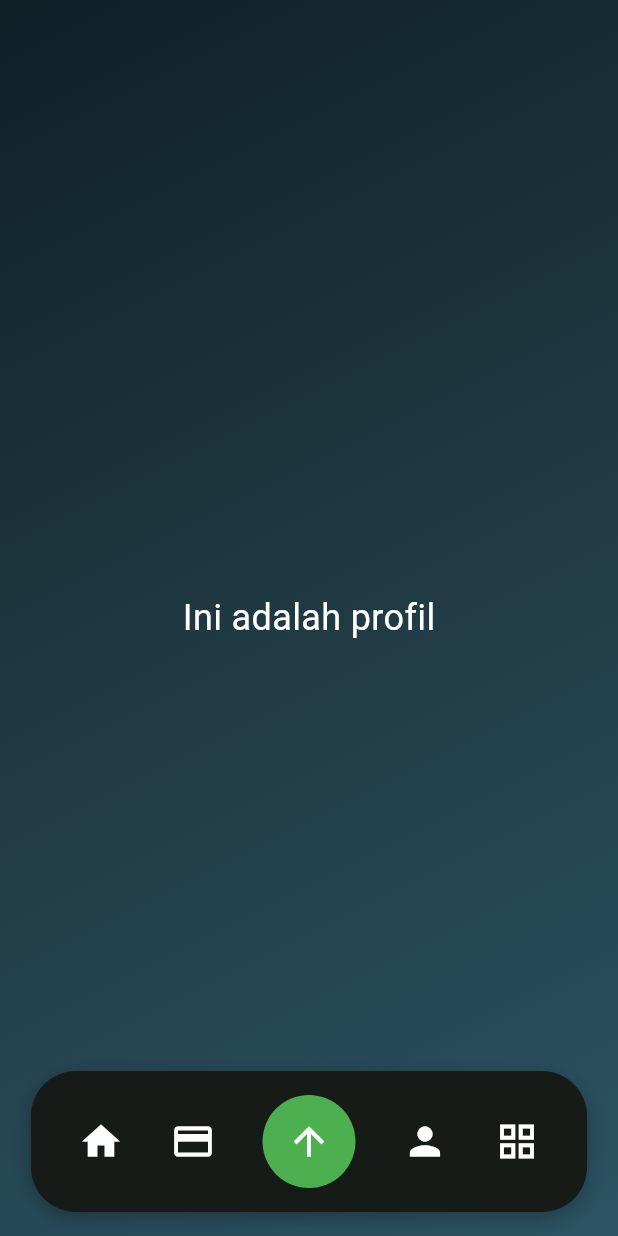
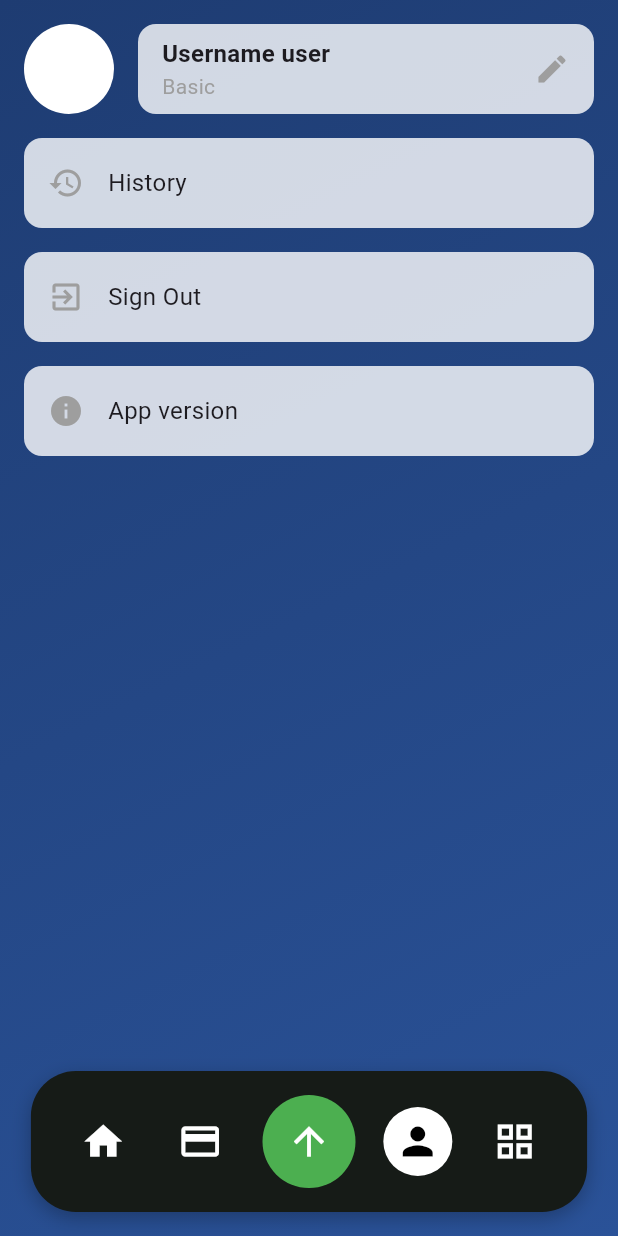
Before and after one commit to vero57/verbank-mobile, a Flutter app: the ProfilePage screen opened by its route, on a phone screen of 412 x 824 dp. Run offline on Flutter 3.47's test engine with Material 3 defaults, Android fonts, the phone set to English and light mode, and no system bars; our stand-ins replace equatable, flutter_bloc, go_router.

Commit message:
membuat isi di profile page, lalu menambhakan highlight

```diff
--- a/lib/presentation/pages/bank_home_page.dart
+++ b/lib/presentation/pages/bank_home_page.dart
@@ -16,9 +16,8 @@ class BankHomePage extends StatelessWidget {
             begin: Alignment.topLeft,
             end: Alignment.bottomRight,
             colors: [
-              Color(0xFF0F2027),
-              Color(0xFF203A43),
-              Color(0xFF2C5364),
+              Color(0xFF1E3C72),
+              Color(0xFF2A5298),
             ],
           ),
         ),
--- a/lib/presentation/pages/profile_page.dart
+++ b/lib/presentation/pages/profile_page.dart
@@ -13,22 +13,127 @@ class ProfilePage extends StatelessWidget {
             begin: Alignment.topLeft,
             end: Alignment.bottomRight,
             colors: [
-              Color(0xFF0F2027),
-              Color(0xFF203A43),
-              Color(0xFF2C5364),
+              Color(0xFF1E3C72),
+              Color(0xFF2A5298),
             ],
           ),
         ),
-        child: Stack(
-          children: <Widget>[
-            const Center(
-              child: Text(
-                'Ini adalah profil',
-                style: TextStyle(fontSize: 24.0, color: Colors.white),
+        child: SafeArea(
+          child: Stack(
+            children: <Widget>[
+              Column(
+                children: [
+                  const SizedBox(height: 16.0),
+                  Row(
+                    children: [
+                      const SizedBox(width: 16.0),
+                      Container(
+                        width: 60.0,
+                        height: 60.0,
+                        decoration: BoxDecoration(
+                          color: Colors.white,
+                          shape: BoxShape.circle,
+                        ),
+                      ),
+                      const SizedBox(width: 16.0),
+                      Expanded(
+                        child: Container(
+                          height: 60.0,
+                          padding: const EdgeInsets.symmetric(horizontal: 16.0),
+                          decoration: BoxDecoration(
+                            color: Colors.white.withOpacity(0.8),
+                            borderRadius: BorderRadius.circular(12.0),
+                          ),
+                          child: Row(
+                            mainAxisAlignment: MainAxisAlignment.spaceBetween,
+                            children: const [
+                              Column(
+                                crossAxisAlignment: CrossAxisAlignment.start,
+                                mainAxisAlignment: MainAxisAlignment.center,
+                                children: [
+                                  Text(
+                                    'Username user',
+                                    style: TextStyle(fontSize: 16.0, fontWeight: FontWeight.bold),
+                                  ),
+                                  Text(
+                                    'Basic',
+                                    style: TextStyle(fontSize: 14.0, color: Colors.grey),
+                                  ),
+                                ],
+                              ),
+                              Icon(Icons.edit, color: Colors.grey),
+                            ],
+                          ),
+                        ),
+                      ),
+                      const SizedBox(width: 16.0),
+                    ],
+                  ),
+                  const SizedBox(height: 16.0),
+                  Container(
+                    margin: const EdgeInsets.symmetric(horizontal: 16.0),
+                    height: 60.0,
+                    padding: const EdgeInsets.symmetric(horizontal: 16.0),
+                    decoration: BoxDecoration(
+                      color: Colors.white.withOpacity(0.8),
+                      borderRadius: BorderRadius.circular(12.0),
+                    ),
+                    child: Row(
+                      children: const [
+                        Icon(Icons.history, color: Colors.grey),
+                        SizedBox(width: 16.0),
+                        Text(
+                          'History',
+                          style: TextStyle(fontSize: 16.0),
+                        ),
+                      ],
+                    ),
+                  ),
+                  const SizedBox(height: 16.0),
+                  Container(
+                    margin: const EdgeInsets.symmetric(horizontal: 16.0),
+                    height: 60.0,
+                    padding: const EdgeInsets.symmetric(horizontal: 16.0),
+                    decoration: BoxDecoration(
+                      color: Colors.white.withOpacity(0.8),
+                      borderRadius: BorderRadius.circular(12.0),
+                    ),
+                    child: Row(
+                      children: const [
+                        Icon(Icons.exit_to_app, color: Colors.grey),
+                        SizedBox(width: 16.0),
+                        Text(
+                          'Sign Out',
+                          style: TextStyle(fontSize: 16.0),
+                        ),
+                      ],
+                    ),
+                  ),
+                  const SizedBox(height: 16.0),
+                  Container(
+                    margin: const EdgeInsets.symmetric(horizontal: 16.0),
+                    height: 60.0,
+                    padding: const EdgeInsets.symmetric(horizontal: 16.0),
+                    decoration: BoxDecoration(
+                      color: Colors.white.withOpacity(0.8),
+                      borderRadius: BorderRadius.circular(12.0),
+                    ),
+                    child: Row(
+                      children: const [
+                        Icon(Icons.info, color: Colors.grey),
+                        SizedBox(width: 16.0),
+                        Text(
+                          'App version',
+                          style: TextStyle(fontSize: 16.0),
+                        ),
+                      ],
+                    ),
+                  ),
+                ],
               ),
-            ),
-            const NavBar(),
-          ],
+              const NavBar(),
+            ],
+          ),
         ),
       ),
     );
--- a/lib/router/app_router.dart
+++ b/lib/router/app_router.dart
@@ -1,4 +1,3 @@
-import 'package:flutter/material.dart';
 import 'package:go_router/go_router.dart';
 import '../presentation/pages/bank_home_page.dart';
 import '../presentation/pages/profile_page.dart';
--- a/lib/widgets/navbar.dart
+++ b/lib/widgets/navbar.dart
@@ -7,6 +7,29 @@ class NavBar extends StatelessWidget {
   @override
   Widget build(BuildContext context) {
     final double screenWidth = MediaQuery.of(context).size.width;
+        final String currentRoute = GoRouter.of(context).routerDelegate.currentConfiguration.fullPath;
+
+    Widget buildNavItem(IconData icon, String route) {
+      final bool isSelected = currentRoute == route;
+      return GestureDetector(
+        onTap: () {
+          context.go(route);
+        },
+        child: Container(
+          padding: const EdgeInsets.all(8.0),
+          decoration: BoxDecoration(
+            color: isSelected ? Colors.white : Colors.transparent,
+            shape: BoxShape.circle,
+          ),
+          child: Icon(
+            icon,
+            color: isSelected ? Colors.black : Colors.white,
+            size: 30.0,
+          ),
+        ),
+      );
+    }
+
     return Positioned(
       bottom: 16.0,
       left: screenWidth * 0.05,
@@ -27,14 +50,13 @@ class NavBar extends StatelessWidget {
         child: Row(
           mainAxisAlignment: MainAxisAlignment.spaceAround,
           children: <Widget>[
+            buildNavItem(Icons.home, '/'),
+            buildNavItem(Icons.credit_card, '/credit'),
             GestureDetector(
               onTap: () {
-                context.go('/');
+                // Add your action here
               },
-              child: const Icon(Icons.home, color: Colors.white, size: 30.0),
-            ),
-            const Icon(Icons.credit_card, color: Colors.white, size: 30.0),
-            Container(
+              child: Container(
                 padding: const EdgeInsets.all(16.0),
                 decoration: BoxDecoration(
                   color: Colors.green,
@@ -42,13 +64,9 @@ class NavBar extends StatelessWidget {
                 ),
                 child: const Icon(Icons.arrow_upward, color: Colors.white, size: 30.0),
               ),
-            GestureDetector(
-              onTap: () {
-                context.go('/profile');
-              },
-              child: const Icon(Icons.person, color: Colors.white, size: 30.0),
             ),
-            const Icon(Icons.grid_view, color: Colors.white, size: 30.0),
+            buildNavItem(Icons.person, '/profile'),
+            buildNavItem(Icons.grid_view, '/grid'),
           ],
         ),
       ),
```
Lines whose indentation alone changed are shown as unchanged.
